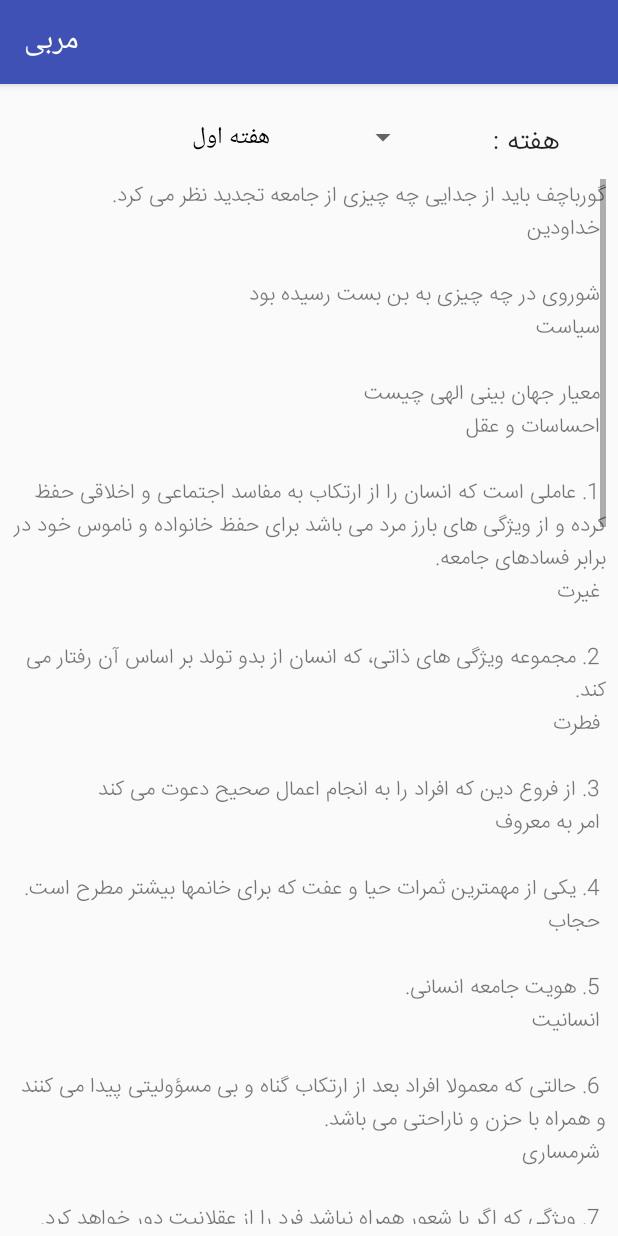
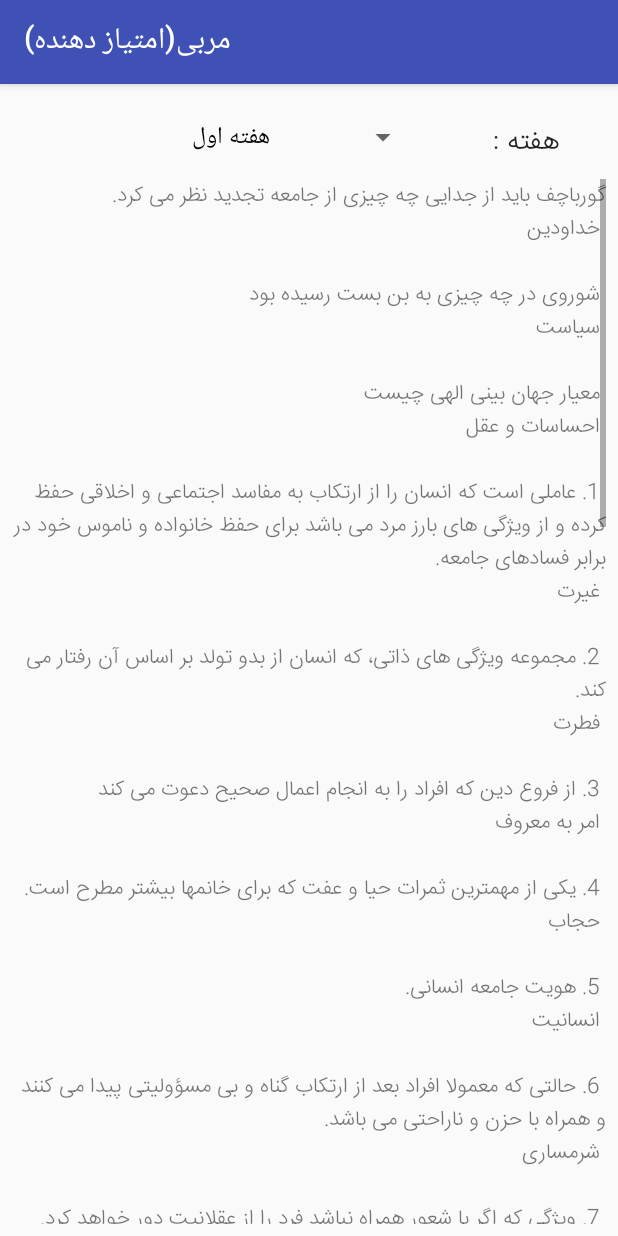
Before and after one commit to moeinkarimi/Coach, an Android app: the screen it shows after launch (AnswerActivity), after a tap on "text", on a phone screen of 412 x 824 dp. Run offline under Robolectric (Android 15) with nearby library versions, the phone set to English and light mode, and no system bars; libraries missing offline, so code that uses them is left out: co.ronash.pushe; 2 other taps on this screen came first.

Commit message:
باگ ها برطرف شد

```diff
--- a/app/build.gradle
+++ b/app/build.gradle
@@ -11,12 +11,12 @@ android {
     }
     compileSdkVersion 26
     defaultConfig {
-        applicationId "mytechcorp.ir.coach"
+        applicationId "mytechcorp.ir.coach2"
         minSdkVersion 19
         //noinspection OldTargetApi
         targetSdkVersion 26
         versionCode 1
-        versionName "1.5.4"
+        versionName "1.6"
         signingConfig signingConfigs.Moein
     }
     buildTypes {
--- a/app/src/main/res/menu/main.xml
+++ b/app/src/main/res/menu/main.xml
@@ -6,9 +6,9 @@
         android:icon="@drawable/ic_question_answer"
         android:title="text"
         app:showAsAction="always" />
-    <item
+    <!--<item
         android:id="@+id/score"
         android:icon="@drawable/ic_action_achievement"
         android:title="text"
-        app:showAsAction="always" />
+        app:showAsAction="always" />-->
 </menu>
--- a/app/src/main/res/menu/menu.xml
+++ b/app/src/main/res/menu/menu.xml
@@ -22,9 +22,9 @@
         android:icon="@drawable/ic_movie"
         android:title="مستند سازی" />
 
-    <item
+    <!--<item
         android:id="@+id/getfile"
         android:icon="@drawable/ic_attach_file"
-        android:title="فایل"/>
+        android:title="فایل"/>-->
 
 </menu>
--- a/app/src/main/res/values/strings.xml
+++ b/app/src/main/res/values/strings.xml
@@ -1,5 +1,5 @@
 <resources>
-    <string name="app_name">مربی</string>
+    <string name="app_name">مربی(امتیاز دهنده)</string>
     <string name="Font">fonts/IRANSansMobile_Light.ttf</string>
     <string name="title_choose_file">انتخاب کنید</string>
     <string name="w1">
```
Also changed, not shown: app/src/main/java/Fragments/MostanadFragment.java (+5 -2 lines), app/src/main/java/mytechcorp/ir/coach/MainActivity.java (+4 -4 lines).
